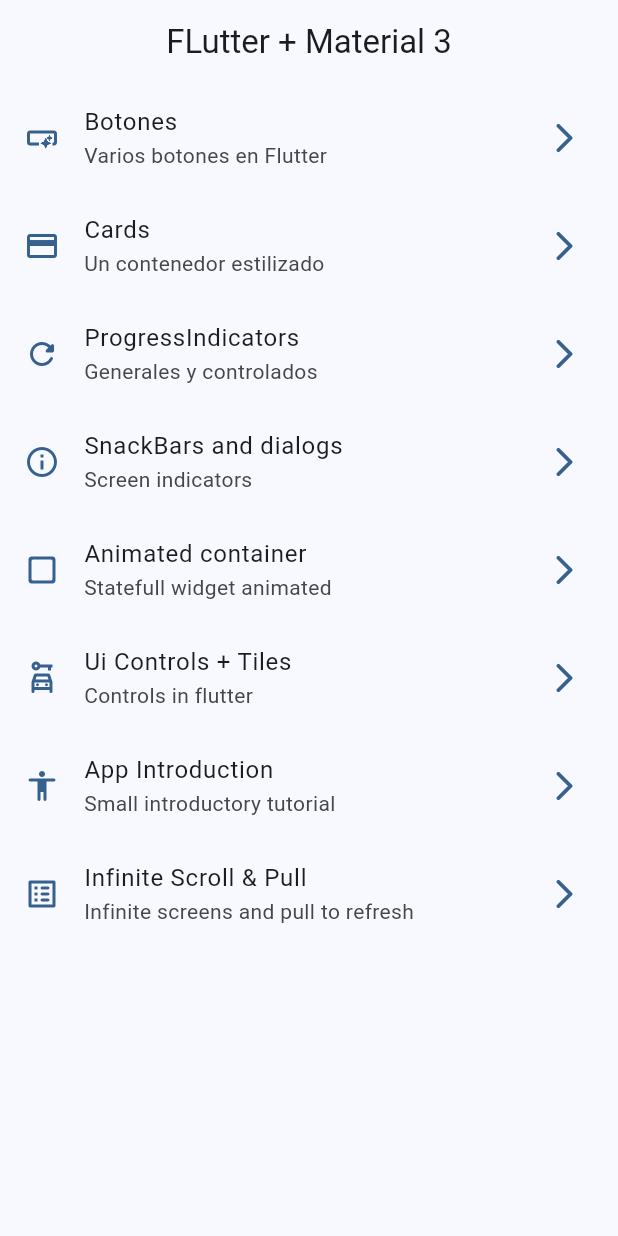
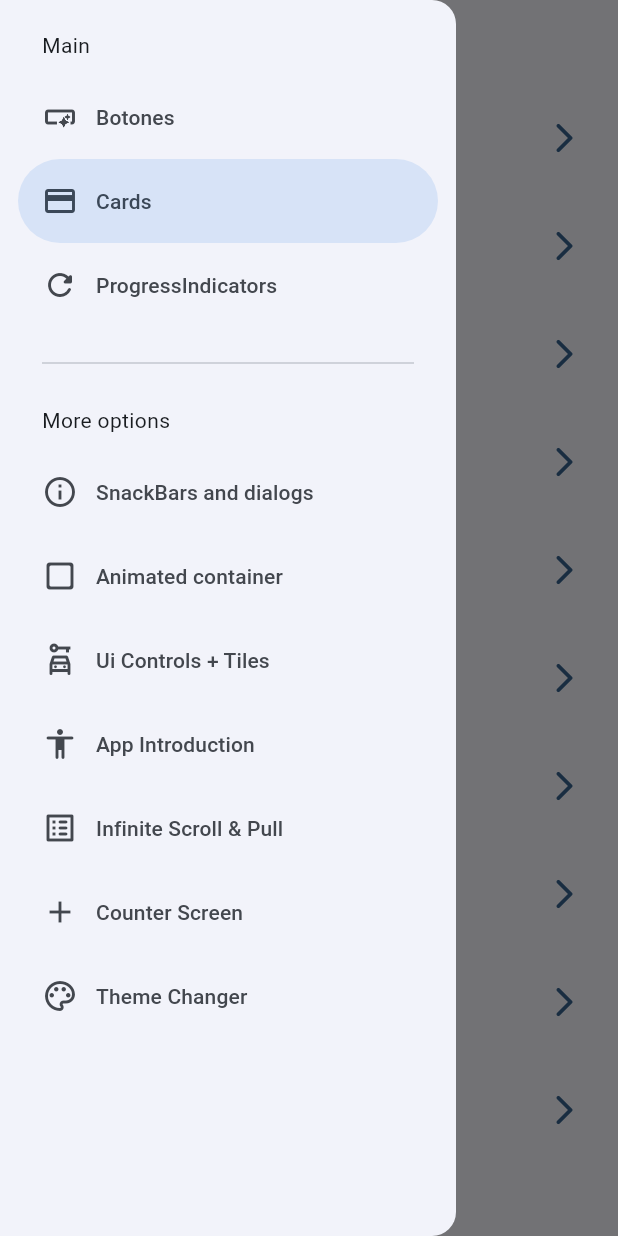
Before and after one commit to JesusMNA/practice_widgets_app, a Flutter app: the screen it shows after launch, with the side drawer open (before the commit the screen has no drawer), on a phone screen of 412 x 824 dp. Run offline on Flutter 3.47's test engine with Material 2 defaults, Android fonts, the phone set to English and light mode, and no system bars; our stand-ins replace animate_do, flutter_riverpod, go_router.

Commit message:
before state notifier

```diff
--- a/lib/config/menu/menu_items.dart
+++ b/lib/config/menu/menu_items.dart
@@ -63,4 +63,16 @@ const appMenuItems = <MenuItem>[
     link: '/infinite_scroll',
     icon: Icons.list_alt_rounded,
   ),
+  MenuItem(
+    title: 'Counter Screen',
+    subTitle: 'Counter Screen using Riverpod',
+    link: '/counter_screen',
+    icon: Icons.add,
+  ),
+  MenuItem(
+    title: 'Theme Changer',
+    subTitle: 'Change App theme',
+    link: '/theme_changer',
+    icon: Icons.color_lens_outlined,
+  ),
 ];
--- a/lib/config/router/app_router.dart
+++ b/lib/config/router/app_router.dart
@@ -48,4 +48,14 @@ final appRouter = GoRouter(initialLocation: '/', routes: [
     name: UiControlsScreen.name,
     builder: (context, state) => const UiControlsScreen(),
   ),
+  GoRoute(
+    path: '/counter_screen',
+    name: CounterScreen.name,
+    builder: (context, state) => const CounterScreen(),
+  ),
+  GoRoute(
+    path: '/theme_changer',
+    name: ThemeChangerScreen.name,
+    builder: (context, state) => const ThemeChangerScreen(),
+  ),
 ]);
--- a/lib/config/theme/app_theme.dart
+++ b/lib/config/theme/app_theme.dart
@@ -13,10 +13,10 @@ const colorList = <Color>[
 
 class AppTheme {
   final int selectedColor;
+  final bool isDarkmode;
 
-  AppTheme({
-    this.selectedColor = 0,
-  })  : assert(
+  AppTheme({this.selectedColor = 0, this.isDarkmode = false})
+      : assert(
           selectedColor >= 0,
           'Selected color must be equal or greater than 0',
         ),
@@ -27,6 +27,7 @@ class AppTheme {
 
   ThemeData getTheme() => ThemeData(
       useMaterial3: true,
+      brightness: isDarkmode ? Brightness.dark : Brightness.light,
       colorSchemeSeed: colorList[selectedColor],
       appBarTheme: const AppBarTheme(
         centerTitle: true,
--- a/lib/main.dart
+++ b/lib/main.dart
@@ -1,22 +1,28 @@
 import 'package:flutter/material.dart';
+import 'package:flutter_riverpod/flutter_riverpod.dart';
 import 'package:widgets_app/config/router/app_router.dart';
 
 import 'package:widgets_app/config/theme/app_theme.dart';
+import 'package:widgets_app/presentation/providers/theme.provider.dart';
 
 void main() {
-  runApp(const MainApp());
+  runApp(const ProviderScope(child: MainApp()));
 }
 
-class MainApp extends StatelessWidget {
+class MainApp extends ConsumerWidget {
   const MainApp({super.key});
 
   @override
-  Widget build(BuildContext context) {
+  Widget build(BuildContext context, WidgetRef ref) {
+    final bool isDarkmode = ref.watch(isDarkmodeProvider);
+    final int selectedColor = ref.watch(selectedColorProvider);
+
     return MaterialApp.router(
       title: 'Flutter Widgets',
       routerConfig: appRouter,
       debugShowCheckedModeBanner: false,
-      theme: AppTheme(selectedColor: 0).getTheme(),
+      theme: AppTheme(selectedColor: selectedColor, isDarkmode: isDarkmode)
+          .getTheme(),
     );
   }
 }
--- /dev/null
+++ b/lib/presentation/providers/counter_provider.dart
@@ -0,0 +1,3 @@
+import 'package:flutter_riverpod/flutter_riverpod.dart';
+
+final counterProvider = StateProvider<int>((ref) => 5);
--- /dev/null
+++ b/lib/presentation/providers/theme.provider.dart
@@ -0,0 +1,11 @@
+import 'package:flutter_riverpod/flutter_riverpod.dart';
+import 'package:widgets_app/config/theme/app_theme.dart';
+
+// Inmutable List Colors
+final colorListProvider = Provider((ref) => colorList);
+
+// A boolean
+final isDarkmodeProvider = StateProvider<bool>((ref) => false);
+
+// An int
+final selectedColorProvider = StateProvider((ref) => 0);
--- a/lib/presentation/screens/home/home_screen.dart
+++ b/lib/presentation/screens/home/home_screen.dart
@@ -2,6 +2,7 @@ import 'package:flutter/material.dart';
 import 'package:go_router/go_router.dart';
 
 import 'package:widgets_app/config/menu/menu_items.dart';
+import 'package:widgets_app/presentation/widgets/side_menu.dart';
 // import 'package:widgets_app/presentation/screens/cards/cards_screen.dart';
 
 class HomeScreen extends StatelessWidget {
@@ -11,12 +12,15 @@ class HomeScreen extends StatelessWidget {
 
   @override
   Widget build(BuildContext context) {
+    final scaffoldKey = GlobalKey<ScaffoldState>();
+
     return Scaffold(
-      appBar: AppBar(
-        title: const Text('FLutter + Material 3'),
-      ),
-      body: const _HomeView(),
-    );
+        key: scaffoldKey,
+        appBar: AppBar(
+          title: const Text('FLutter + Material 3'),
+        ),
+        body: const _HomeView(),
+        drawer: SideMenu(scaffoldKey: scaffoldKey));
   }
 }
 
--- a/lib/presentation/screens/screens.dart
+++ b/lib/presentation/screens/screens.dart
@@ -1,3 +1,5 @@
+export 'package:widgets_app/presentation/screens/theme_changer/theme_changer_screen.dart';
+export 'package:widgets_app/presentation/screens/counter/counter_screen.dart';
 export 'package:widgets_app/presentation/screens/animated/animated_screen.dart';
 export 'package:widgets_app/presentation/screens/app_tutorial/app_tutorial_screen.dart';
 export 'package:widgets_app/presentation/screens/infinite_scroll/infinite_scroll_screen.dart';
--- /dev/null
+++ b/lib/presentation/widgets/side_menu.dart
@@ -0,0 +1,60 @@
+import 'package:flutter/material.dart';
+import 'package:go_router/go_router.dart';
+import 'package:widgets_app/config/menu/menu_items.dart';
+
+class SideMenu extends StatefulWidget {
+  final GlobalKey<ScaffoldState> scaffoldKey;
+
+  const SideMenu({super.key, required this.scaffoldKey});
+
+  @override
+  State<SideMenu> createState() => _SideMenuState();
+}
+
+class _SideMenuState extends State<SideMenu> {
+  int navDrawerIndex = 1;
+
+  @override
+  Widget build(BuildContext context) {
+    final hasNotch = MediaQuery.of(context).viewPadding.top > 35;
+
+    return NavigationDrawer(
+      selectedIndex: navDrawerIndex,
+      onDestinationSelected: (value) {
+        setState(() {
+          navDrawerIndex = value;
+        });
+
+        final menuItem = appMenuItems[value];
+        context.push(menuItem.link);
+        widget.scaffoldKey.currentState?.closeDrawer();
+      },
+      children: [
+        Padding(
+          padding: EdgeInsets.fromLTRB(28, hasNotch ? 0 : 20, 16, 10),
+          child: const Text('Main'),
+        ),
+        ...appMenuItems.sublist(0, 3).map(
+              (item) => NavigationDrawerDestination(
+                icon: Icon(item.icon),
+                label: Text(item.title),
+              ),
+            ),
+        const Padding(
+          padding: EdgeInsets.fromLTRB(28, 16, 28, 10),
+          child: Divider(),
+        ),
+        const Padding(
+          padding: EdgeInsets.fromLTRB(28, 10, 16, 10),
+          child: Text('More options'),
+        ),
+        ...appMenuItems.sublist(3).map(
+              (item) => NavigationDrawerDestination(
+                icon: Icon(item.icon),
+                label: Text(item.title),
+              ),
+            ),
+      ],
+    );
+  }
+}
--- a/pubspec.yaml
+++ b/pubspec.yaml
@@ -10,6 +10,7 @@ dependencies:
   animate_do: ^3.0.2
   flutter:
     sdk: flutter
+  flutter_riverpod: ^2.3.4
   go_router: ^6.5.5
 
 dev_dependencies:
```
Also changed, not shown: lib/presentation/screens/counter/counter_screen.dart (added, +45 -0 lines), lib/presentation/screens/theme_changer/theme_changer_screen.dart (added, +61 -0 lines), pubspec.lock.
